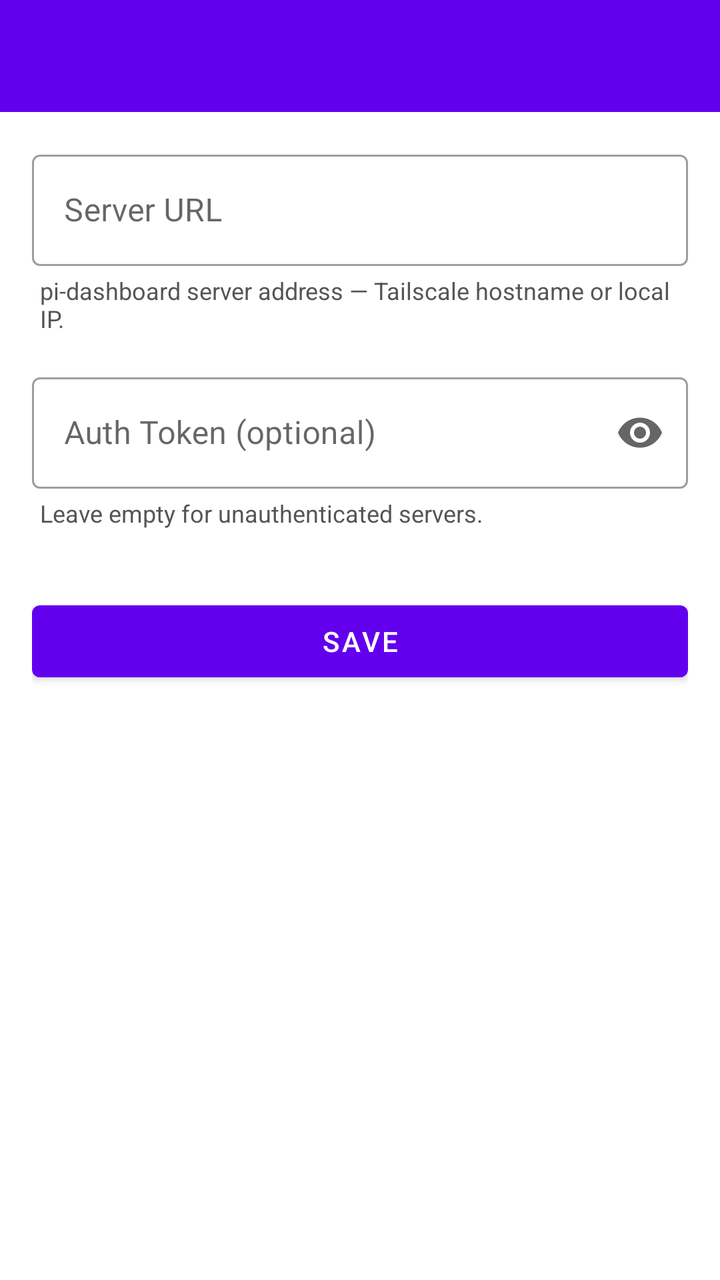
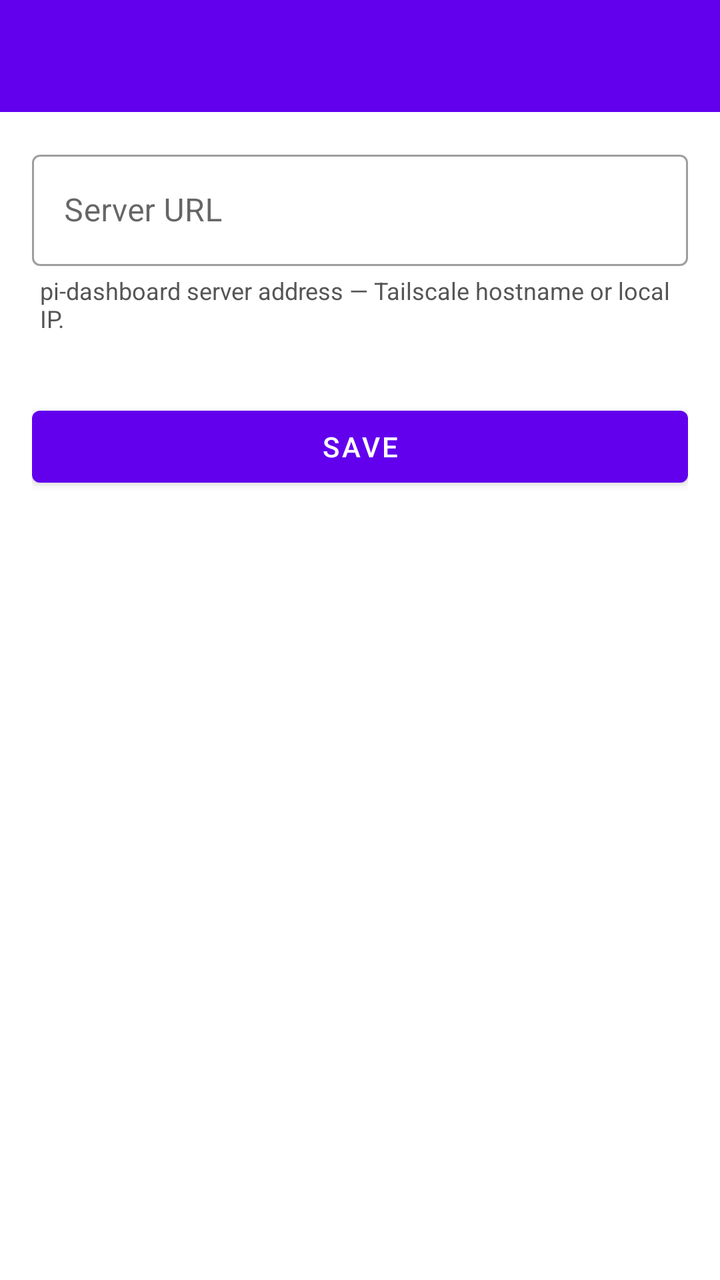

Before-and-after screenshots of an Android layout around one commit, followed by the original layout XML and the change that was made.
<!-- AndroidManifest.xml: application theme Theme.PiDash -->
<!-- res/layout/activity_settings.xml -->
<?xml version="1.0" encoding="utf-8"?>
<LinearLayout
    xmlns:android="http://schemas.android.com/apk/res/android"
    xmlns:app="http://schemas.android.com/apk/res-auto"
    android:layout_width="match_parent"
    android:layout_height="match_parent"
    android:orientation="vertical">

    <com.google.android.material.appbar.AppBarLayout
        android:layout_width="match_parent"
        android:layout_height="wrap_content">

        <androidx.appcompat.widget.Toolbar
            android:id="@+id/toolbar"
            android:layout_width="match_parent"
            android:layout_height="?attr/actionBarSize" />

    </com.google.android.material.appbar.AppBarLayout>

    <ScrollView
        android:layout_width="match_parent"
        android:layout_height="0dp"
        android:layout_weight="1">

        <LinearLayout
            android:layout_width="match_parent"
            android:layout_height="wrap_content"
            android:orientation="vertical"
            android:padding="16dp">

            <com.google.android.material.textfield.TextInputLayout
                android:id="@+id/urlLayout"
                android:layout_width="match_parent"
                android:layout_height="wrap_content"
                android:hint="Server URL"
                style="@style/Widget.MaterialComponents.TextInputLayout.OutlinedBox">

                <com.google.android.material.textfield.TextInputEditText
                    android:id="@+id/urlInput"
                    android:layout_width="match_parent"
                    android:layout_height="wrap_content"
                    android:inputType="textUri"
                    android:singleLine="true"
                    android:autofillHints="none" />

            </com.google.android.material.textfield.TextInputLayout>

            <TextView
                android:layout_width="match_parent"
                android:layout_height="wrap_content"
                android:layout_marginTop="4dp"
                android:layout_marginBottom="16dp"
                android:paddingHorizontal="4dp"
                android:text="pi-dashboard server address — Tailscale hostname or local IP."
                android:textColor="#555555"
                android:textSize="12sp" />

            <com.google.android.material.textfield.TextInputLayout
                android:layout_width="match_parent"
                android:layout_height="wrap_content"
                android:hint="Auth Token (optional)"
                app:endIconMode="password_toggle"
                style="@style/Widget.MaterialComponents.TextInputLayout.OutlinedBox">

                <com.google.android.material.textfield.TextInputEditText
                    android:id="@+id/tokenInput"
                    android:layout_width="match_parent"
                    android:layout_height="wrap_content"
                    android:inputType="textPassword"
                    android:singleLine="true"
                    android:autofillHints="none" />

            </com.google.android.material.textfield.TextInputLayout>

            <TextView
                android:layout_width="match_parent"
                android:layout_height="wrap_content"
                android:layout_marginTop="4dp"
                android:layout_marginBottom="32dp"
                android:paddingHorizontal="4dp"
                android:text="Leave empty for unauthenticated servers."
                android:textColor="#555555"
                android:textSize="12sp" />

            <Button
                android:id="@+id/saveButton"
                android:layout_width="match_parent"
                android:layout_height="wrap_content"
                android:text="Save" />

        </LinearLayout>
    </ScrollView>

</LinearLayout>
<!-- resources referenced by this layout -->
<resources>
  <style name="Theme.PiDash" parent="Theme.MaterialComponents.DayNight.NoActionBar" />
</resources>

<!-- the commit's change to res/layout/activity_settings.xml (unified diff, before → after) -->
@@ -49,36 +49,9 @@
                 android:layout_width="match_parent"
                 android:layout_height="wrap_content"
                 android:layout_marginTop="4dp"
-                android:layout_marginBottom="16dp"
+                android:layout_marginBottom="32dp"
                 android:paddingHorizontal="4dp"
                 android:text="pi-dashboard server address — Tailscale hostname or local IP."
-                android:textColor="#555555"
-                android:textSize="12sp" />
-
-            <com.google.android.material.textfield.TextInputLayout
-                android:layout_width="match_parent"
-                android:layout_height="wrap_content"
-                android:hint="Auth Token (optional)"
-                app:endIconMode="password_toggle"
-                style="@style/Widget.MaterialComponents.TextInputLayout.OutlinedBox">
-
-                <com.google.android.material.textfield.TextInputEditText
-                    android:id="@+id/tokenInput"
-                    android:layout_width="match_parent"
-                    android:layout_height="wrap_content"
-                    android:inputType="textPassword"
-                    android:singleLine="true"
-                    android:autofillHints="none" />
-
-            </com.google.android.material.textfield.TextInputLayout>
-
-            <TextView
-                android:layout_width="match_parent"
-                android:layout_height="wrap_content"
-                android:layout_marginTop="4dp"
-                android:layout_marginBottom="32dp"
-                android:paddingHorizontal="4dp"
-                android:text="Leave empty for unauthenticated servers."
                 android:textColor="#555555"
                 android:textSize="12sp" />
 
